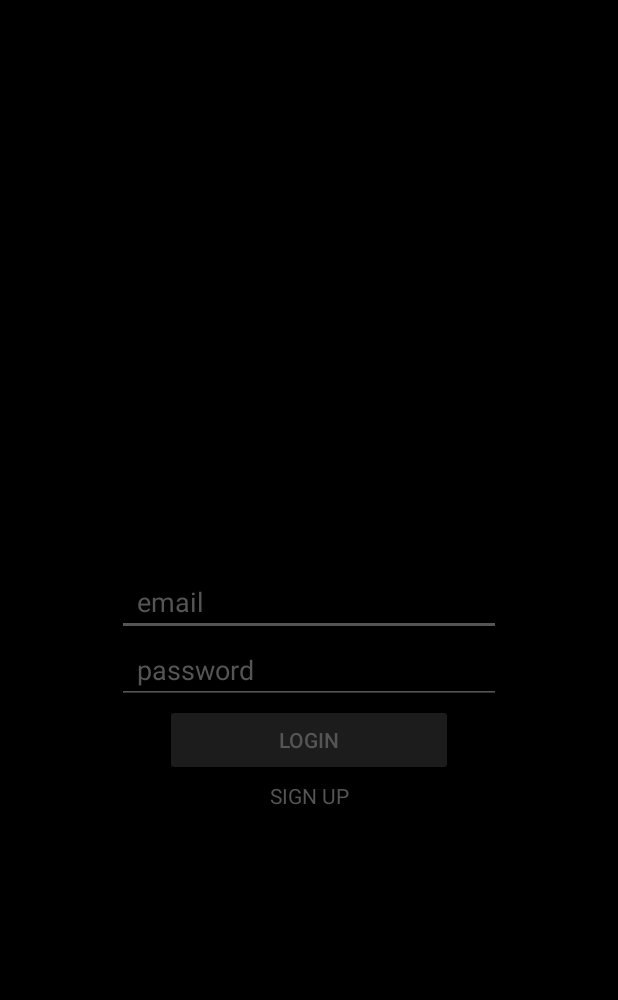
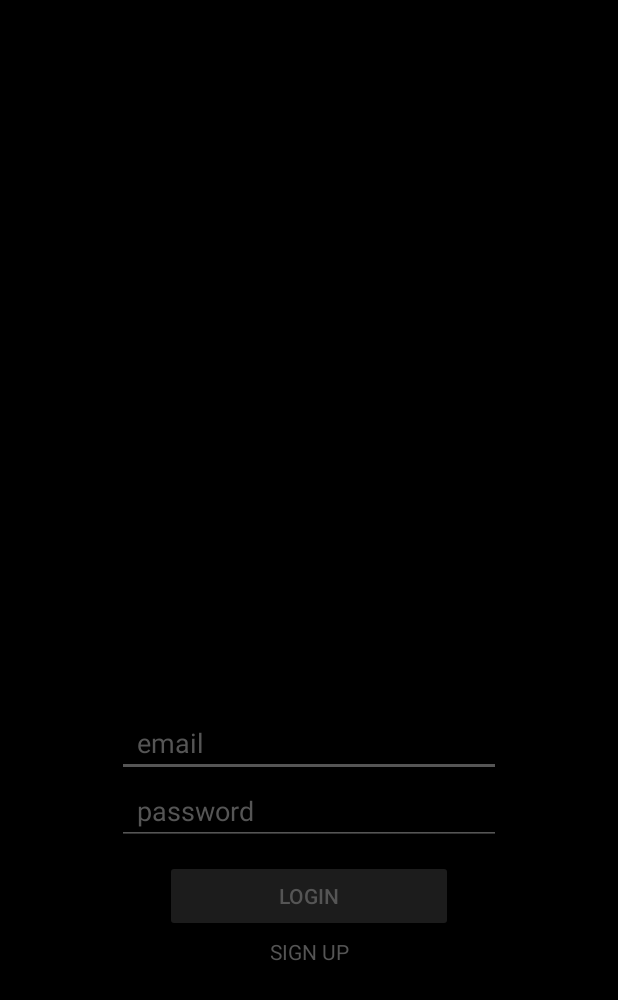
Before and after one commit to ydz-one/Kukuoke, an Android app: the screen it shows after launch (LoginActivity), on a phone screen of 412 x 824 dp. Shown: the top 1000 px of the screen. Run offline under Robolectric (Android 15) with nearby library versions, the phone set to English and light mode, and no system bars; our stand-ins replace Firebase (no records; nobody signed in at launch, a user with empty details on screens opened directly), Picasso; pictures from the network do not load.

Commit message:
fixed some layout issues and changed CAB menu items

```diff
--- a/app/src/main/java/pennapps/com/kukuoke/Tab1.java
+++ b/app/src/main/java/pennapps/com/kukuoke/Tab1.java
@@ -82,9 +82,9 @@ public class Tab1 extends Fragment {
     private ActionMode.Callback actionModeCallbacks = new ActionMode.Callback() {
         @Override
         public boolean onCreateActionMode(ActionMode mode, Menu menu){
-            menu.add(0, 0, 0, "Delete");
-            menu.add(0, 1, 1,"M");
-            menu.add(0, 2, 2,"N");
+            menu.add(0, 0, 2, "DEL");
+            menu.add(0, 1, 0,">");
+            menu.add(0, 2, 1,">>");
             return true;
         }
 
--- a/app/src/main/res/layout/activity_login.xml
+++ b/app/src/main/res/layout/activity_login.xml
@@ -15,13 +15,13 @@
         app:layout_constraintLeft_toLeftOf="parent"
         app:layout_constraintRight_toRightOf="parent"
         app:layout_constraintTop_toTopOf="parent"
-        android:layout_marginTop="250px" />
+        android:layout_marginTop="220px" />
 
     <ImageView
         android:id="@+id/kukuokeLogo"
-        android:layout_width="1270px"
-        android:layout_height="231px"
-        android:layout_marginTop="90px"
+        android:layout_width="match_parent"
+        android:layout_height="80dp"
+        android:paddingTop="35px"
         android:adjustViewBounds="true"
         app:layout_constraintLeft_toLeftOf="parent"
         app:layout_constraintRight_toRightOf="parent"
@@ -35,13 +35,12 @@
         android:hint="  email"
         android:textColorHint="@color/lightGrey"
         android:textColor="@color/lighterGrey"
-
         android:inputType="textEmailAddress"
         app:layout_constraintLeft_toLeftOf="parent"
         app:layout_constraintRight_toRightOf="parent"
-        app:layout_constraintBottom_toBottomOf="parent"
+        android:paddingTop="30dp"
         android:backgroundTint="@color/lightGrey"
-        android:layout_marginBottom="600px"/>
+        app:layout_constraintTop_toBottomOf="@id/kukuokeLogo"/>
 
     <EditText
         android:id="@+id/passwordField"
@@ -51,7 +50,6 @@
         android:hint="  password"
         android:textColorHint="@color/lightGrey"
         android:textColor="@color/lighterGrey"
-
         android:inputType="textPassword"
         app:layout_constraintLeft_toLeftOf="parent"
         app:layout_constraintRight_toRightOf="parent"
@@ -63,7 +61,7 @@
         android:id="@+id/loginButton"
         android:layout_width="wrap_content"
         android:layout_height="wrap_content"
-        android:layout_marginTop="0dp"
+        android:layout_marginTop="10dp"
         android:ems="12"
         android:text="LOGIN"
         app:layout_constraintLeft_toLeftOf="parent"
--- a/app/src/main/res/layout/activity_settings.xml
+++ b/app/src/main/res/layout/activity_settings.xml
@@ -11,7 +11,7 @@
         android:id="@+id/chickenIconGlow"
         android:layout_width="600px"
         android:layout_height="600px"
-        android:layout_marginTop="200px"
+        android:layout_marginTop="175px"
         app:layout_constraintLeft_toLeftOf="parent"
         app:layout_constraintRight_toRightOf="parent"
         app:layout_constraintTop_toBottomOf="parent" />
@@ -45,8 +45,8 @@
         app:layout_constraintLeft_toLeftOf="parent"
         app:layout_constraintRight_toRightOf="parent"
         app:layout_constraintTop_toBottomOf="@+id/usersEmailText"
-        android:layout_marginTop="20px"
-        android:textSize="80px"
+        android:layout_marginTop="30px"
+        android:textSize="50px"
         />
 
     <Button
--- a/app/src/main/res/values/styles.xml
+++ b/app/src/main/res/values/styles.xml
@@ -23,6 +23,4 @@
         <item name="windowActionModeOverlay">true</item>
     </style>
 
-
-
 </resources>
```
Also changed, not shown: app/src/main/java/pennapps/com/kukuoke/Tab2.java (+8 -12 lines), app/src/main/java/pennapps/com/kukuoke/Tab3.java (+3 -9 lines), app/src/main/res/drawable/ic_chevron_double_left_black_24dp.xml (added, +14 -0 lines), app/src/main/res/drawable/ic_chevron_double_right_black_24dp.xml (added, +12 -0 lines), app/src/main/res/drawable/ic_chevron_left_black_24dp.xml (added, +10 -0 lines), app/src/main/res/drawable/ic_chevron_right_black_24dp.xml (added, +9 -0 lines), app/src/main/res/drawable/ic_delete_black_24dp.xml (added, +9 -0 lines).
